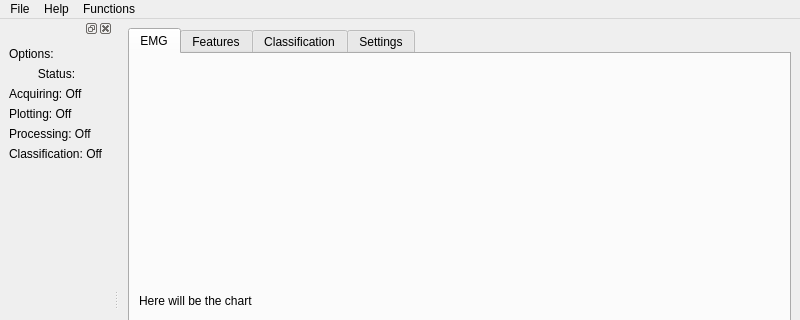
Qt form python-real-time-application/views/layouts/base_project_main.ui (italogsfernandes/hand) before a commit; both pictures show x 0 to 800 and y 0 to 320 of the 800 by 600 pixel window.
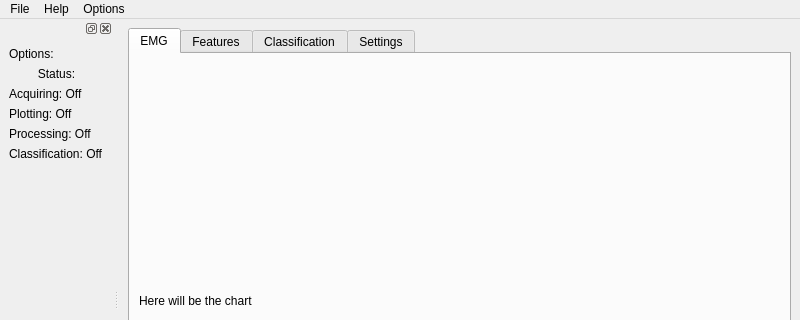
The same form after that commit.

Patch:
```diff
--- a/python-real-time-application/views/layouts/base_project_main.ui
+++ b/python-real-time-application/views/layouts/base_project_main.ui
@@ -118,7 +118,7 @@
    </widget>
    <widget class="QMenu" name="menuFunctions">
     <property name="title">
-     <string>Functions</string>
+     <string>Options</string>
     </property>
     <addaction name="actionStartAcquisition"/>
    </widget>
```
Left out of the diff: 8 changed lines with no effect on the pictures.
